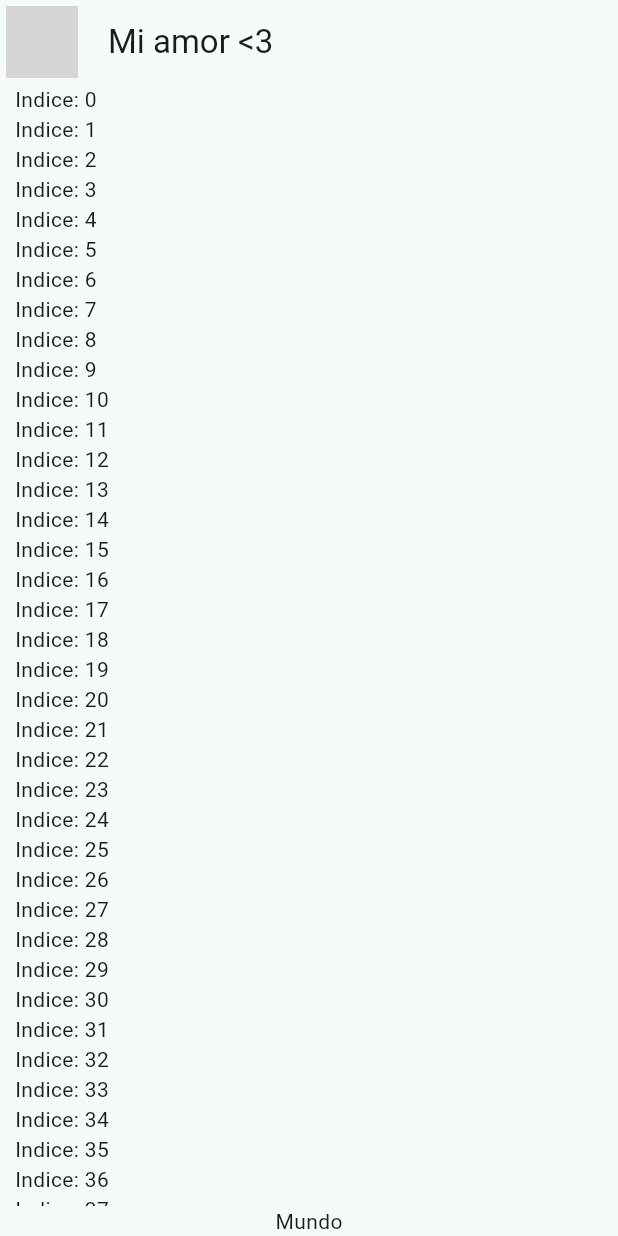
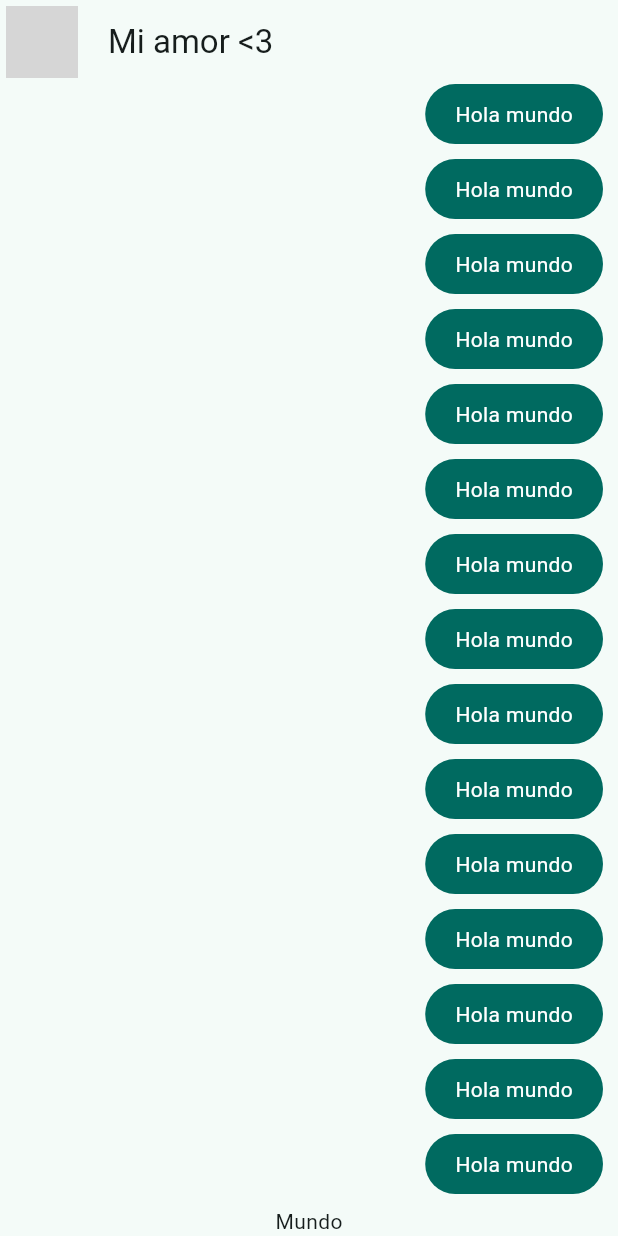
Before and after one commit to JhonnSantiagoBernalJuradoCampus/Yes-No-App, a Flutter app: the screen it shows after launch, on a phone screen of 412 x 824 dp. Run offline on Flutter 3.47's test engine with Material 3 defaults, Android fonts, the phone set to English and light mode, and no system bars; network calls fail; grey boxes are pictures that could not be loaded.

Commit message:
Se agrega los  mensajes mios, BoxDecoration,  crossAxisAlignment

```diff
--- a/lib/main.dart
+++ b/lib/main.dart
@@ -1,6 +1,6 @@
 import 'package:flutter/material.dart';
 import 'package:flutter_2/config/theme/app_theme.dart';
-import 'package:flutter_2/presentation/chat/chat_screen.dart';
+import 'package:flutter_2/presentation/screens/chat/chat_screen.dart';
 
 void main() => runApp(const MyApp());
 
--- a/lib/presentation/chat/chat_screen.dart
+++ b/lib/presentation/screens/chat/chat_screen.dart
@@ -1,5 +1,5 @@
 import 'package:flutter/material.dart';
-import 'package:flutter/widgets.dart';
+import 'package:flutter_2/presentation/widget/chat/my_message_bubble.dart';
 class ChatScreen extends StatelessWidget {
   const ChatScreen({super.key});
 
@@ -32,10 +32,10 @@ class _ChatView extends StatelessWidget {
             Expanded(child: ListView.builder(
               itemCount: 100,
               itemBuilder: (context, index) {
-              return Text('Indice: $index');
+              return const MyMessageBubble();
             },)),
 
-            Text('Mundo')
+            const Text('Mundo')
 
           ],
         ),
--- /dev/null
+++ b/lib/presentation/widget/chat/my_message_bubble.dart
@@ -0,0 +1,29 @@
+import 'package:flutter/material.dart';
+class MyMessageBubble extends StatelessWidget {
+  const MyMessageBubble({super.key});
+
+  @override
+  Widget build(BuildContext context) {
+    final ColorScheme colors =  Theme.of(context).colorScheme;
+
+    return Column(
+      crossAxisAlignment: CrossAxisAlignment.end,
+        children: [
+          Container(
+            decoration: BoxDecoration(
+              color: colors.primary,
+              borderRadius: BorderRadius.circular(20),
+            ),
+            child: const Padding(
+              padding: EdgeInsets.symmetric(horizontal: 20.0, vertical: 10.0),
+              child: Text('Hola mundo', style: TextStyle(
+                color: Colors.white
+              ),),
+            ),
+          ),
+
+          const SizedBox(height: 10.0,)
+        ],
+    );
+  }
+}
```
